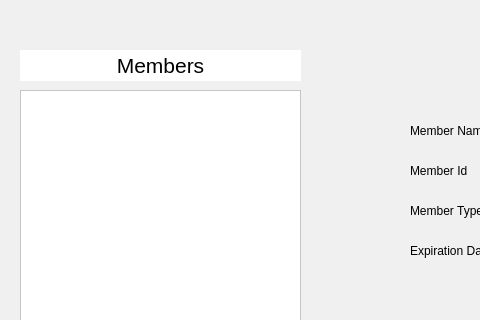
IamFyrus/CS1C, file CS1CGroupProject/editmember.ui: the form before one commit; both pictures show x 0 to 480 and y 0 to 320 of the 760 by 600 pixel window.
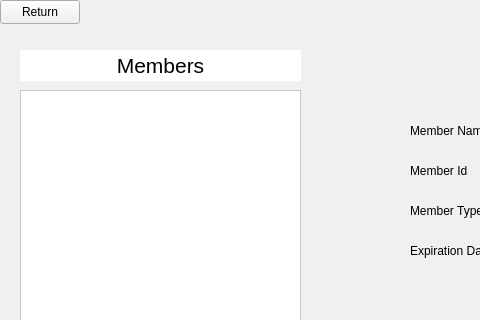
The form after the commit.

```diff
--- a/CS1CGroupProject/editmember.ui
+++ b/CS1CGroupProject/editmember.ui
@@ -673,6 +673,19 @@
      </property>
     </widget>
    </widget>
+   <widget class="QPushButton" name="returnButton">
+    <property name="geometry">
+     <rect>
+      <x>0</x>
+      <y>0</y>
+      <width>80</width>
+      <height>24</height>
+     </rect>
+    </property>
+    <property name="text">
+     <string>Return</string>
+    </property>
+   </widget>
   </widget>
   <widget class="QMenuBar" name="menubar">
    <property name="geometry">
```
